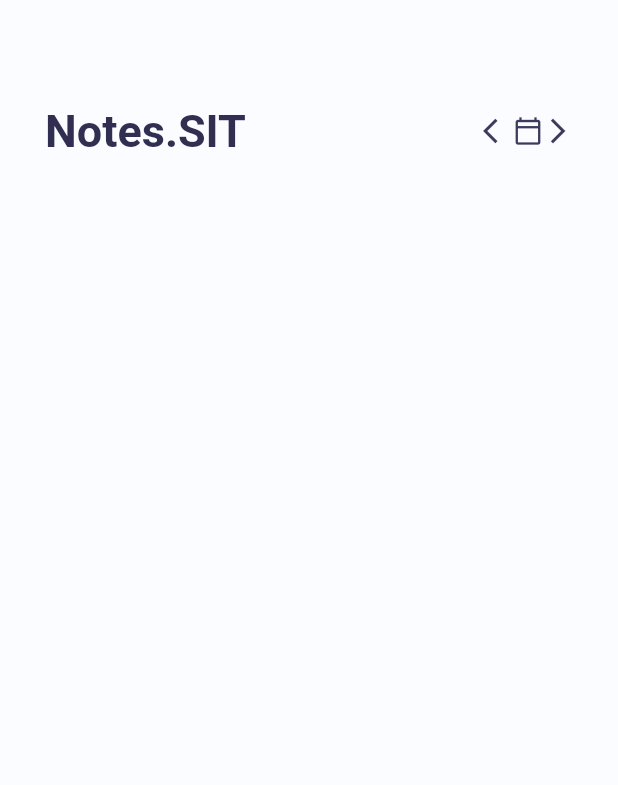
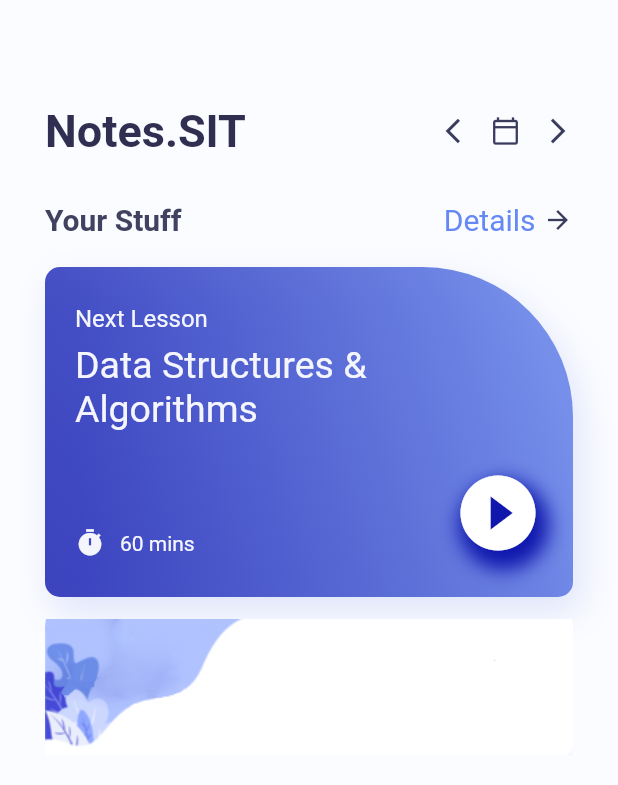
Before and after one commit to codebotx/Flutter-test-notessit, a Flutter app: the screen it shows after launch, on a phone screen of 412 x 824 dp. Shown: the top 785 px of the screen. Run offline on Flutter 3.47's test engine with Material 2 defaults, Android fonts, the phone set to English and light mode, and no system bars.

Commit message:
Added 4 card rows in the landingpage segment

```diff
--- a/lib/home_page.dart
+++ b/lib/home_page.dart
@@ -1,5 +1,7 @@
+import 'package:flutter/cupertino.dart';
 import 'package:flutter/material.dart';
 import 'colors.dart' as color;
+
 class HomePage extends StatefulWidget {
   const HomePage({Key? key}) : super(key: key);
 
@@ -13,7 +15,7 @@ class _HomePageState extends State<HomePage> {
     return Scaffold(
         backgroundColor: color.AppColor.homePageBackground,
         body: Container(
-        padding: const EdgeInsets.only(top:70, left:30, right: 30),
+            padding: const EdgeInsets.only(top: 70, left: 30, right: 30),
             child: Column(
               children: [
                 Row(
@@ -23,27 +25,159 @@ class _HomePageState extends State<HomePage> {
                       style: TextStyle(
                           fontSize: 30,
                           color: color.AppColor.homePageTitle,
-                    fontWeight: FontWeight.w700
-                  ),
+                          fontWeight: FontWeight.w700),
                     ),
                     Expanded(child: Container()),
                     Icon(Icons.arrow_back_ios,
-                size: 20,
-                color: color.AppColor.homePageIcons),
+                        size: 20, color: color.AppColor.homePageIcons),
+                    const SizedBox(
+                      width: 10,
+                    ),
                     Icon(Icons.calendar_today_outlined,
-                size: 20,
-                color: color.AppColor.homePageIcons),
+                        size: 20, color: color.AppColor.homePageIcons),
+                    const SizedBox(
+                      width: 15,
+                    ),
                     Icon(Icons.arrow_forward_ios,
-                    size: 20,
-                    color: color.AppColor.homePageIcons)
-
-
+                        size: 20, color: color.AppColor.homePageIcons)
                   ],
+                ),
+                const SizedBox(
+                  height: 30,
+                ),
+                Row(
+                  children: [
+                    Text(
+                      "Your Stuff",
+                      style: TextStyle(
+                          fontSize: 20,
+                          color: color.AppColor.homePageSubtitle,
+                          fontWeight: FontWeight.w700),
+                    ),
+                    Expanded(child: Container()),
+                    Text(
+                      "Details",
+                      style: TextStyle(
+                        fontSize: 20,
+                        color: color.AppColor.homePageDetail,
+                      ),
+                    ),
+                    const SizedBox(
+                      width: 5,
+                    ),
+                    Icon(Icons.arrow_forward,
+                        size: 20, color: color.AppColor.homePageIcons),
+                  ],
+                ),
+                const SizedBox(
+                  height: 20,
+                ),
+                Container(
+                  width: MediaQuery.of(context).size.width,
+                  height: 220,
+                  decoration: BoxDecoration(
+                      gradient: LinearGradient(
+                          colors: [
+                            color.AppColor.gradientFirst.withOpacity(0.8),
+                            color.AppColor.gradientSecond.withOpacity(0.9),
+                          ],
+                          begin: Alignment.bottomLeft,
+                          end: Alignment.centerRight),
+                      borderRadius: const BorderRadius.only(
+                          topLeft: Radius.circular(10),
+                          bottomRight: Radius.circular(10),
+                          bottomLeft: Radius.circular(10),
+                          topRight: Radius.circular(100)),
+                      boxShadow: [
+                        BoxShadow(
+                          offset: const Offset(5, 10),
+                          blurRadius: 20,
+                          color: color.AppColor.gradientSecond.withOpacity(0.2),
+                        )
+                      ]),
+                  child: Container(
+                    padding: const EdgeInsets.only(
+                      left: 20,
+                      top: 25,
+                      right: 20,
+                    ),
+                    child: Column(
+                      crossAxisAlignment: CrossAxisAlignment.start,
+                      children: [
+                        Text(
+                          "Next Lesson",
+                          style: TextStyle(
+                              fontSize: 16,
+                              color: color.AppColor.homePageContainerTextSmall),
+                        ),
+                        const SizedBox(height: 7,),
+                        Text(
+                          "Data Structures & Algorithms",
+                          style: TextStyle(
+                              fontSize: 25,
+                              color: color.AppColor.homePageContainerTextSmall),
+                        ),
+                        const SizedBox(height: 25,),
+                        Row(
+                          crossAxisAlignment: CrossAxisAlignment.end,
+                          children: [
+                            Row(
+                              children: [
+                                Icon(Icons.timer, size:20, color:color.AppColor.homePageContainerTextSmall),
+                                const SizedBox( width: 10,),
+                                Text(
+                                  "60 mins",
+                                  style: TextStyle(
+                                      fontSize: 14,
+                                      color: color.AppColor.homePageContainerTextSmall),
+                                ),
+                              ],
+                            ),
+                        Expanded(child: Container()),
+                        Container(
+                          decoration: BoxDecoration(
+                            borderRadius: BorderRadius.circular(60),
+                            boxShadow: [
+                              BoxShadow(
+                                color: color.AppColor.gradientFirst,
+                                blurRadius: 10,
+                                offset: const Offset(4, 8)
                               )
                             ],
+                          ),
+                          child: const Icon(
+                            Icons.play_circle_fill,
+                            color: Colors.white,
+                            size: 60,
+                          ),
+                        ),
+                          ],
+                        ),
+                      ],
+                    ),
+                  ),
+                ),
+                Container(
+                  height: 180,
+                  width: MediaQuery.of(context).size.width,
+                  child: Stack(
+                    children: [
+                      Container(
+                        width: MediaQuery.of(context).size.width,
+                        height: 120,
+                        decoration: BoxDecoration(
+                          borderRadius: BorderRadius.circular(20),
+                          image: DecorationImage(
+                            image: AssetImage(
+                              "assets/card.jpg"
                             )
                           )
-
-    );
+                        ),
+                      )
+                    ],
+                  ),
+                ),
+              ],
+            )));
   }
 }
--- a/pubspec.yaml
+++ b/pubspec.yaml
@@ -58,7 +58,8 @@ flutter:
   uses-material-design: true
 
   # To add assets to your application, add an assets section, like this:
-  # assets:
+  assets:
+      - assets/
   #   - images/a_dot_burr.jpeg
   #   - images/a_dot_ham.jpeg
 
```
Also changed, not shown: assets/card.jpg (added), assets/card.png (added), assets/ex1.png (added), assets/ex2.png (added), assets/ex3.png (added), assets/ex4.png (added), assets/figure.png (added), assets/figure1.png (added), assets/squat1.jpg (added), assets/squat2.jpg (added), assets/squat3.jpg (added), assets/squat4.jpg (added). Lines whose indentation alone changed are shown as unchanged.
